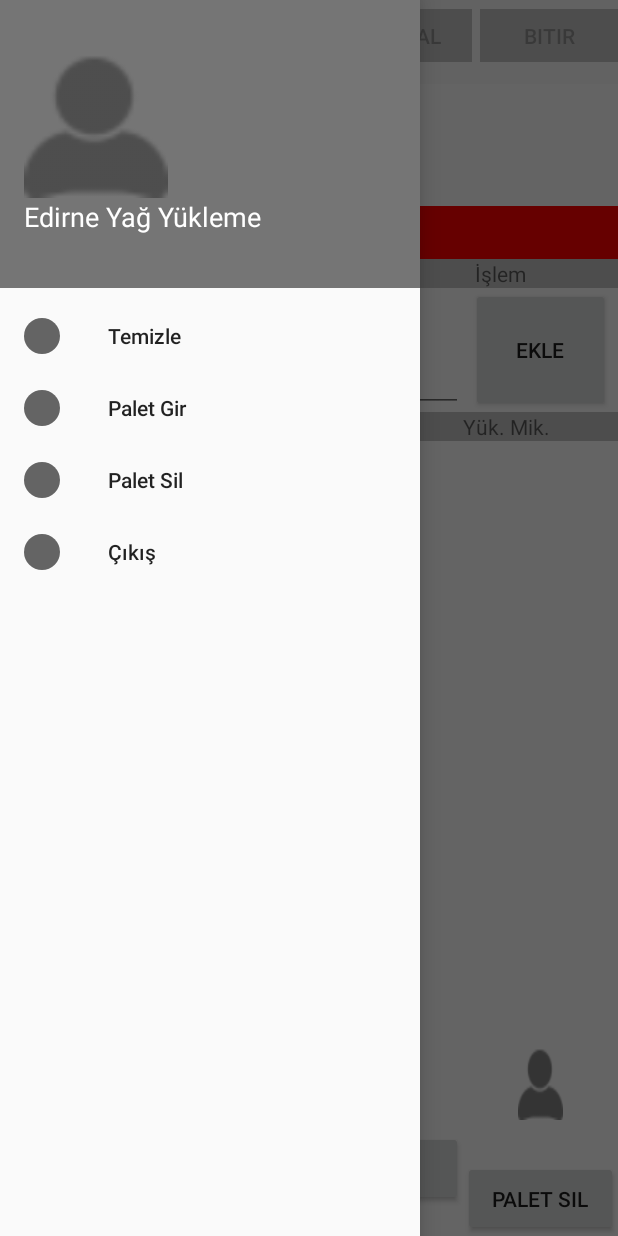
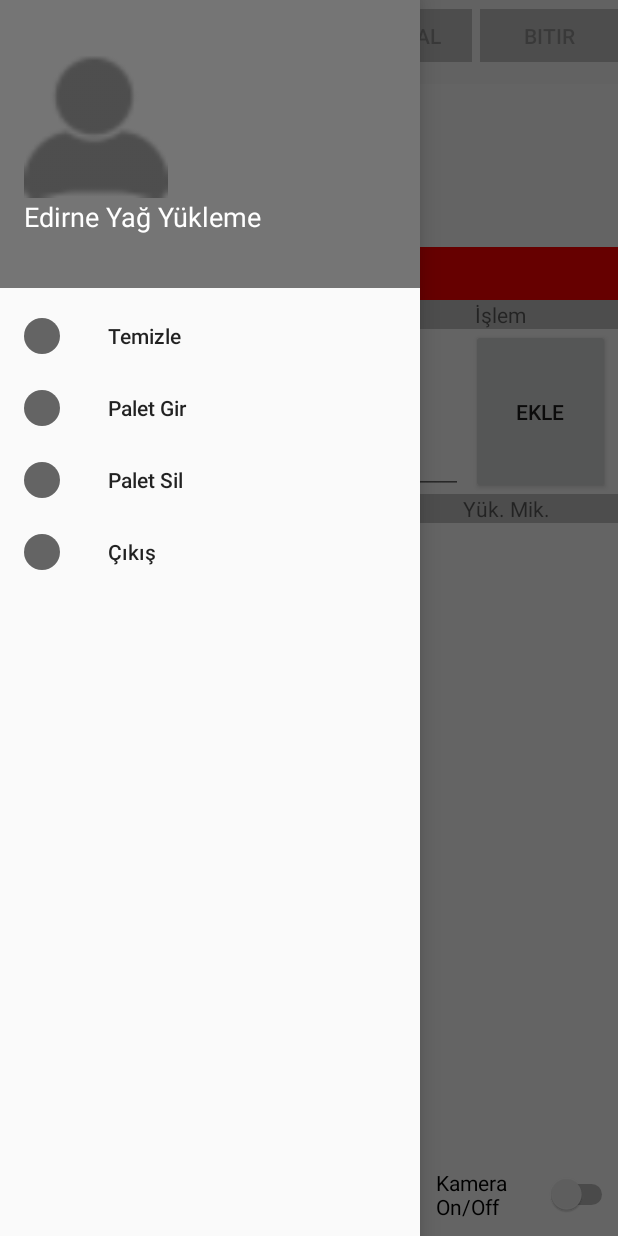
Before and after one commit to altanyuksel/EdirneYag, an Android app: the DeliveryActivity screen opened directly, with no data from a screen before it, with the side drawer open, on a phone screen of 412 x 824 dp. Run offline under Robolectric (Android 15) with nearby library versions, the phone set to English and light mode, and no system bars; our stand-ins replace Volley; 5 statements that could not run were skipped.

Commit message:
activity'deki en alttaki butonlar kaldırıldı.

```diff
--- a/app/src/main/res/layout/activity_delivery.xml
+++ b/app/src/main/res/layout/activity_delivery.xml
@@ -230,7 +230,7 @@
             <LinearLayout
                 android:layout_width="match_parent"
                 android:layout_height="0dp"
-                android:layout_weight="20"
+                android:layout_weight="5"
                 android:orientation="horizontal"
                 android:gravity="top">
                 <SurfaceView
@@ -241,78 +241,26 @@
                 <LinearLayout
                     android:layout_width="0dp"
                     android:layout_height="match_parent"
-                    android:layout_weight="74"
-                    android:orientation="vertical">
+                    android:layout_weight="99"
+                    android:orientation="horizontal">
                     <TextView
                         android:id="@+id/txtBarcodeValue"
-                        android:layout_width="match_parent"
-                        android:layout_height="0dp"
-                        android:layout_weight="30"
+                        android:layout_width="0dp"
+                        android:layout_height="wrap_content"
+                        android:layout_weight="70"
                         android:text="No Barcode Detected"
+                        android:layout_gravity="center"
                         android:textColor="@android:color/black"
                         android:textSize="25sp" />
                     <Switch
                         android:id="@+id/swCamera"
-                        android:layout_width="wrap_content"
-                        android:layout_height="0dp"
-                        android:layout_weight="5"
+                        android:layout_width="0dp"
+                        android:layout_height="wrap_content"
+                        android:layout_weight="30"
                         android:text="Kamera On/Off"
-                        android:layout_gravity="bottom"
+                        android:layout_gravity="center"
                         android:layout_marginLeft="5dp"
                         android:checked="true"/>
-                    <LinearLayout
-                        android:layout_width="match_parent"
-                        android:layout_height="0dp"
-                        android:layout_weight="65"
-                        android:orientation="horizontal"
-                        android:layout_marginBottom="5dp">
-                        <Button
-                            android:id="@+id/btnClear"
-                            android:layout_width="0dp"
-                            android:layout_height="50dp"
-                            android:layout_weight="50"
-                            android:layout_gravity="center"
-                            android:text="@string/clear">
-                        </Button>
-                        <Button
-                            android:id="@+id/btnPallet"
-                            android:layout_width="0dp"
-                            android:layout_height="50dp"
-                            android:layout_weight="50"
-                            android:layout_gravity="center"
-                            android:text="@string/pallet">
-                        </Button>
-                    </LinearLayout>
-                </LinearLayout>
-                <LinearLayout
-                    android:layout_width="0dp"
-                    android:layout_height="wrap_content"
-                    android:layout_weight="25"
-                    android:layout_gravity="bottom"
-                    android:orientation="vertical">
-                    <Button
-                        android:id="@+id/btnChangeUser"
-                        android:layout_width="30dp"
-                        android:layout_height="0dp"
-                        android:layout_weight="20"
-                        android:layout_gravity="center"
-                        android:background="@drawable/login" />
-                    <TextView
-                        android:id="@+id/txtUsername"
-                        android:layout_width="wrap_content"
-                        android:layout_height="0dp"
-                        android:layout_weight="26"
-                        android:text=""
-                        android:layout_gravity="center"
-                        android:textColor="@android:color/black"
-                        android:textSize="20sp" />
-                    <Button
-                        android:id="@+id/btnPallet2"
-                        android:layout_width="match_parent"
-                        android:layout_height="50dp"
-                        android:layout_gravity="bottom"
-                        android:text="@string/pallet_delete">
-                    </Button>
                 </LinearLayout>
             </LinearLayout>
         </LinearLayout>
```
